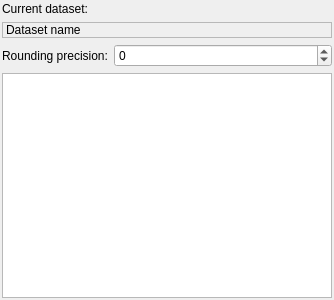
Above: uwsift/ui/dataset_statistics_widget.ui from ssec/sift before the change. Below: the same form after it.
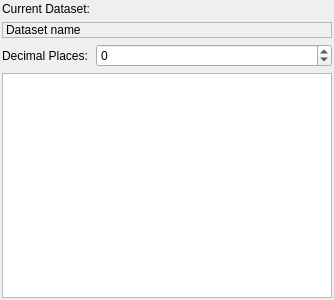
That is the form after the change.

Commit message:
Improve UX of statistics pane (1: .ui file)
... as follows:
- Rewrite label text "Rounding precision:" -> "Decimal Places:"
- Set text "unlimited" for special value -1 for decimal places spin box
- Enable wrapping in decimal places spin box: -1 -> 25 if you klick the
  down arrow and vice versa
- enable selection and copy from the "Current Dataset:" entry for copy
  and paste
- switch on alternating row colors in the stats table

```diff
--- a/uwsift/ui/dataset_statistics_widget.ui
+++ b/uwsift/ui/dataset_statistics_widget.ui
@@ -31,19 +31,25 @@
      <item row="0" column="0">
       <widget class="QLabel" name="currDatasetLabel">
        <property name="text">
-        <string>Current dataset:</string>
+        <string>Current Dataset:</string>
        </property>
       </widget>
      </item>
      <item row="2" column="0">
       <widget class="QLabel" name="roundingPrecisionLabel">
        <property name="text">
-        <string>Rounding precision:</string>
+        <string>Decimal Places:</string>
        </property>
       </widget>
      </item>
      <item row="2" column="1">
       <widget class="QSpinBox" name="roundingPrecisionSpinBox">
+       <property name="wrapping">
+        <bool>true</bool>
+       </property>
+       <property name="specialValueText">
+        <string>unlimited</string>
+       </property>
        <property name="minimum">
         <number>-1</number>
        </property>
```
Left out of the diff: 9 changed lines with no effect on the pictures. The commit also changes 1 other file.
